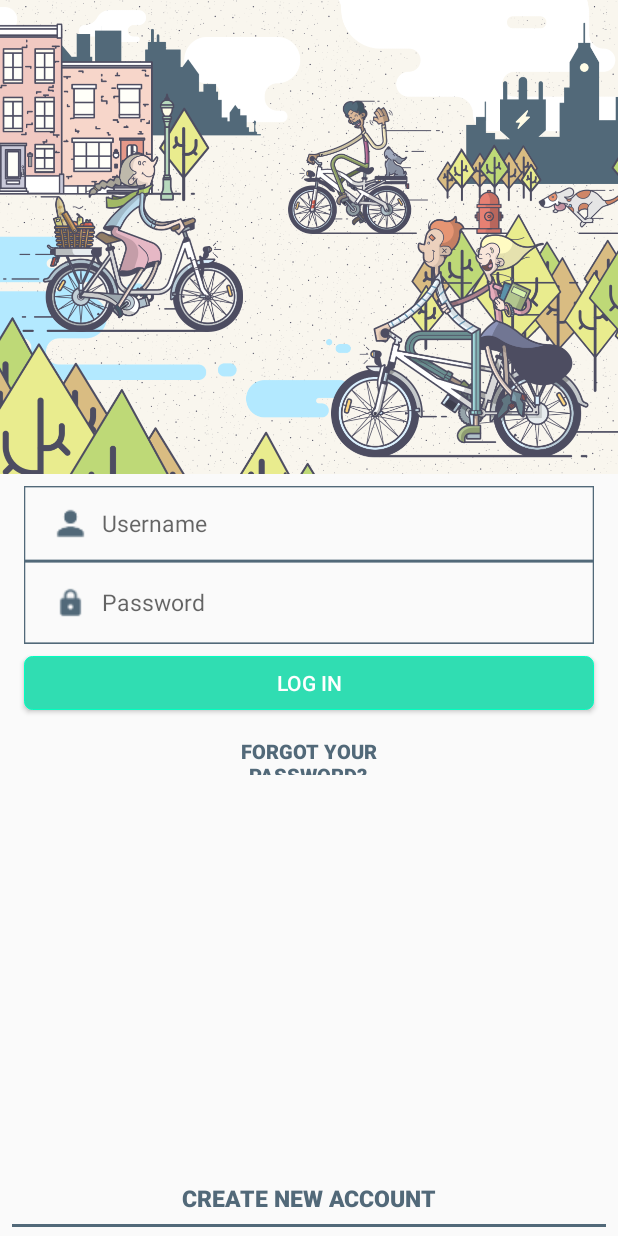
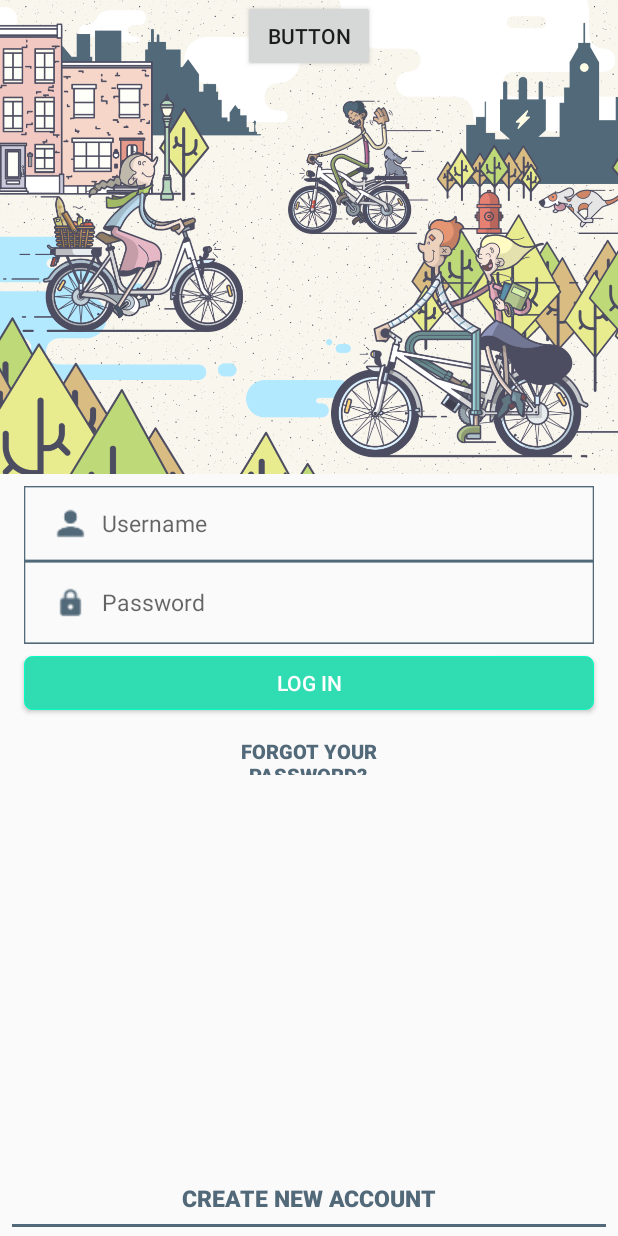
Before and after one commit to rahulberry/GoogleMapsTEST1, an Android app: the screen it shows after launch (login), on a phone screen of 412 x 824 dp. Run offline under Robolectric (Android 15) with nearby library versions, the phone set to English and light mode, and no system bars; 1 statement that could not run was skipped.

Commit message:
Adding text sender
I'm not sure what I'm doing wrong here Rahul. Have added a public class sendMsg to MapsActivity which should be able to send text messages. Am trying to call it from login.java (where I have added a test send button to send a test message) but getting errors. pls help

```diff
--- a/app/src/main/java/com/example/rahulberry/googlemaps/login.java
+++ b/app/src/main/java/com/example/rahulberry/googlemaps/login.java
@@ -10,14 +10,22 @@ public class login extends AppCompatActivity {
 
     Button create_account;
     Button login;
+    Button test;
 
     @Override
     protected void onCreate(Bundle savedInstanceState) {
         super.onCreate(savedInstanceState);
         setContentView(R.layout.activity_login2);
 
+        test= (Button)findViewById(R.id.testbutton);
         create_account= (Button)findViewById(R.id.create_new);
         login = (Button)findViewById(R.id.login2);
+
+        test.setOnClickListener(new View.OnClickListener() {
+            @Override
+            MapsActivity send = MapsActivity.instance();
+            send.sendMsg("+447541241808", "Test");
+        });
 
         login.setOnClickListener(new View.OnClickListener() {
             @Override
--- a/app/src/main/res/layout/activity_login2.xml
+++ b/app/src/main/res/layout/activity_login2.xml
@@ -130,4 +130,15 @@
         app:layout_constraintTop_toTopOf="parent"
         app:layout_constraintVertical_bias="1.0" />
 
+    <Button
+        android:id="@+id/testbutton"
+        android:layout_width="wrap_content"
+        android:layout_height="wrap_content"
+        android:layout_marginEnd="8dp"
+        android:layout_marginStart="8dp"
+        android:text="Button"
+        app:layout_constraintEnd_toEndOf="parent"
+        app:layout_constraintStart_toStartOf="parent"
+        tools:layout_editor_absoluteY="56dp" />
+
 </android.support.constraint.ConstraintLayout>
```
Also changed, not shown: app/src/main/java/com/example/rahulberry/googlemaps/MapsActivity.java (+33 -0 lines).
